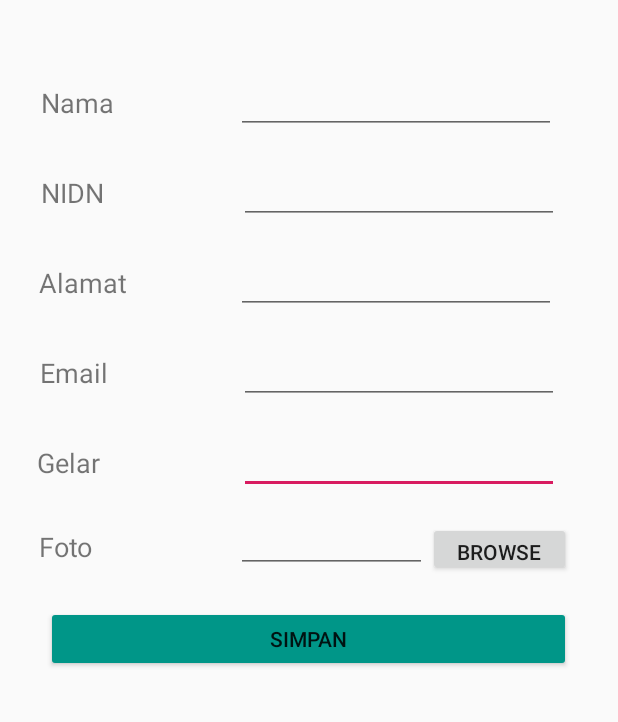
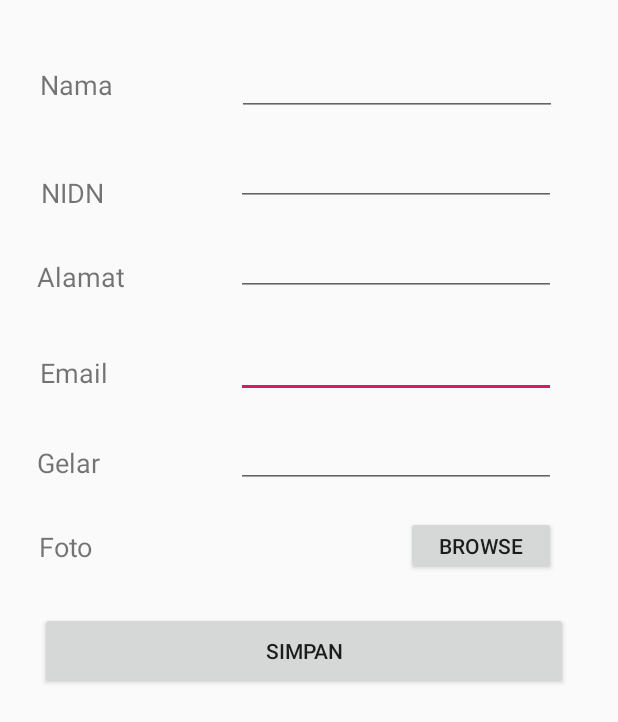
Before and after one commit to vlrntnsha13/TugasUTS, an Android app: the layout activity_crud_dosen.xml on its own in the app's theme, with its tools: preview values and no code run, on a phone screen of 412 x 824 dp. Shown: the top 722 px of the screen. Run offline under Robolectric (Android 15) with nearby library versions, the phone set to English and light mode, and no system bars.

Commit message:
Tugas API Dosen

```diff
--- a/app/build.gradle
+++ b/app/build.gradle
@@ -28,4 +28,9 @@ dependencies {
     androidTestImplementation 'androidx.test.espresso:espresso-core:3.2.0'
     implementation 'androidx.recyclerview:recyclerview:1.0.0'
     implementation 'androidx.cardview:cardview:1.0.0'
+    implementation 'com.squareup.retrofit2:retrofit:2.5.0'
+    implementation 'com.squareup.retrofit2:converter-gson:2.5.0'
+    implementation 'com.jakewharton.picasso:picasso2-okhttp3-downloader:1.1.0'
+    implementation 'com.squareup.picasso:picasso:2.5.2'
+
 }
--- a/app/src/main/AndroidManifest.xml
+++ b/app/src/main/AndroidManifest.xml
@@ -1,6 +1,9 @@
 <?xml version="1.0" encoding="utf-8"?>
 <manifest xmlns:android="http://schemas.android.com/apk/res/android"
     package="com.example.tugasuts">
+
+    <uses-permission android:name="android.permission.INTERNET"/>
+    <uses-permission android:name="android.permission.ACCESS_NETWORK_STATE" />
 
     <application
         android:allowBackup="true"
--- a/app/src/main/java/com/example/tugasuts/Adapter/MhsAdapter.java
+++ b/app/src/main/java/com/example/tugasuts/Adapter/MhsAdapter.java
@@ -56,8 +56,8 @@ public class MhsAdapter  extends RecyclerView.Adapter<MhsAdapter.ViewHolder> {
 
         public ViewHolder(View view){
             super(view);
-            imagemhsImage = view.findViewById(R.id.imagemhsImage);
-            txtNama = view.findViewById(R.id.txtNama);
+            imagemhsImage = view.findViewById(R.id.foto);
+            txtNama = view.findViewById(R.id.txtNamaMatkul);
             txtNim = view.findViewById(R.id.txtNim);
             txtEmail = view.findViewById(R.id.txtEmail);
             txtAlamat = view.findViewById(R.id.txtAlamat);
--- a/app/src/main/res/layout/activity_crud_dosen.xml
+++ b/app/src/main/res/layout/activity_crud_dosen.xml
@@ -6,35 +6,8 @@
     android:layout_height="match_parent"
     tools:context=".CrudDosenActivity">
 
-    <Button
-        android:id="@+id/button2"
-        android:layout_width="95dp"
-        android:layout_height="36dp"
-        android:layout_marginStart="8dp"
-        android:layout_marginTop="348dp"
-        android:layout_marginEnd="8dp"
-        android:text="browse"
-        app:layout_constraintEnd_toEndOf="parent"
-        app:layout_constraintHorizontal_bias="0.923"
-        app:layout_constraintStart_toStartOf="parent"
-        app:layout_constraintTop_toTopOf="parent" />
-
-    <EditText
-        android:id="@+id/gelar"
-        android:layout_width="wrap_content"
-        android:layout_height="wrap_content"
-        android:layout_marginStart="8dp"
-        android:layout_marginTop="284dp"
-        android:layout_marginEnd="8dp"
-        android:ems="10"
-        android:inputType="textPersonName"
-        app:layout_constraintEnd_toEndOf="parent"
-        app:layout_constraintHorizontal_bias="0.829"
-        app:layout_constraintStart_toStartOf="parent"
-        app:layout_constraintTop_toTopOf="parent" />
-
     <TextView
-        android:id="@+id/textView25"
+        android:id="@+id/tvgelar"
         android:layout_width="wrap_content"
         android:layout_height="wrap_content"
         android:layout_marginStart="8dp"
@@ -47,50 +20,8 @@
         app:layout_constraintStart_toStartOf="parent"
         app:layout_constraintTop_toTopOf="parent" />
 
-    <EditText
-        android:id="@+id/Nama"
-        android:layout_width="wrap_content"
-        android:layout_height="wrap_content"
-        android:layout_marginStart="8dp"
-        android:layout_marginTop="44dp"
-        android:layout_marginEnd="8dp"
-        android:ems="10"
-        android:inputType="textPersonName"
-        app:layout_constraintEnd_toEndOf="parent"
-        app:layout_constraintHorizontal_bias="0.818"
-        app:layout_constraintStart_toStartOf="parent"
-        app:layout_constraintTop_toTopOf="parent" />
-
-    <EditText
-        android:id="@+id/NIDN"
-        android:layout_width="wrap_content"
-        android:layout_height="wrap_content"
-        android:layout_marginStart="8dp"
-        android:layout_marginTop="104dp"
-        android:layout_marginEnd="8dp"
-        android:ems="10"
-        android:inputType="textPersonName"
-        app:layout_constraintEnd_toEndOf="parent"
-        app:layout_constraintHorizontal_bias="0.829"
-        app:layout_constraintStart_toStartOf="parent"
-        app:layout_constraintTop_toTopOf="parent" />
-
-    <EditText
-        android:id="@+id/alamat"
-        android:layout_width="wrap_content"
-        android:layout_height="wrap_content"
-        android:layout_marginStart="8dp"
-        android:layout_marginTop="164dp"
-        android:layout_marginEnd="8dp"
-        android:ems="10"
-        android:inputType="textPersonName"
-        app:layout_constraintEnd_toEndOf="parent"
-        app:layout_constraintHorizontal_bias="0.818"
-        app:layout_constraintStart_toStartOf="parent"
-        app:layout_constraintTop_toTopOf="parent" />
-
     <TextView
-        android:id="@+id/textView9"
+        android:id="@+id/tvemail"
         android:layout_width="wrap_content"
         android:layout_height="wrap_content"
         android:layout_marginStart="8dp"
@@ -103,28 +34,28 @@
         app:layout_constraintStart_toStartOf="parent"
         app:layout_constraintTop_toTopOf="parent" />
 
-    <Button
-        android:id="@+id/btnSimpan2"
-        android:layout_width="350dp"
-        android:layout_height="44dp"
+    <TextView
+        android:id="@+id/tvalamat"
+        android:layout_width="wrap_content"
+        android:layout_height="24dp"
         android:layout_marginStart="8dp"
-        android:layout_marginTop="404dp"
+        android:layout_marginTop="172dp"
         android:layout_marginEnd="8dp"
-        android:backgroundTint="#009688"
-        android:text="Simpan"
+        android:text="Alamat"
+        android:textSize="18sp"
         app:layout_constraintEnd_toEndOf="parent"
-        app:layout_constraintHorizontal_bias="0.488"
+        app:layout_constraintHorizontal_bias="0.05"
         app:layout_constraintStart_toStartOf="parent"
         app:layout_constraintTop_toTopOf="parent" />
 
     <TextView
-        android:id="@+id/textView21"
+        android:id="@+id/tvnama"
         android:layout_width="wrap_content"
         android:layout_height="wrap_content"
         android:layout_marginStart="8dp"
-        android:layout_marginTop="176dp"
+        android:layout_marginTop="44dp"
         android:layout_marginEnd="8dp"
-        android:text="Alamat"
+        android:text="Nama"
         android:textSize="18sp"
         app:layout_constraintEnd_toEndOf="parent"
         app:layout_constraintHorizontal_bias="0.054"
@@ -132,21 +63,7 @@
         app:layout_constraintTop_toTopOf="parent" />
 
     <TextView
-        android:id="@+id/textView22"
-        android:layout_width="wrap_content"
-        android:layout_height="wrap_content"
-        android:layout_marginStart="8dp"
-        android:layout_marginTop="56dp"
-        android:layout_marginEnd="8dp"
-        android:text="Nama"
-        android:textSize="18sp"
-        app:layout_constraintEnd_toEndOf="parent"
-        app:layout_constraintHorizontal_bias="0.055"
-        app:layout_constraintStart_toStartOf="parent"
-        app:layout_constraintTop_toTopOf="parent" />
-
-    <TextView
-        android:id="@+id/textView23"
+        android:id="@+id/tvnidn"
         android:layout_width="wrap_content"
         android:layout_height="wrap_content"
         android:layout_marginStart="8dp"
@@ -160,7 +77,7 @@
         app:layout_constraintTop_toTopOf="parent" />
 
     <TextView
-        android:id="@+id/textView24"
+        android:id="@+id/tvfoto"
         android:layout_width="wrap_content"
         android:layout_height="wrap_content"
         android:layout_marginStart="8dp"
@@ -174,31 +91,99 @@
         app:layout_constraintTop_toTopOf="parent" />
 
     <EditText
-        android:id="@+id/foto"
-        android:layout_width="127dp"
-        android:layout_height="34dp"
-        android:layout_marginStart="8dp"
-        android:layout_marginTop="348dp"
+        android:id="@+id/emailDosen"
+        android:layout_width="wrap_content"
+        android:layout_height="wrap_content"
+        android:layout_marginStart="148dp"
+        android:layout_marginTop="220dp"
         android:layout_marginEnd="8dp"
         android:ems="10"
         android:inputType="textPersonName"
         app:layout_constraintEnd_toEndOf="parent"
-        app:layout_constraintHorizontal_bias="0.555"
+        app:layout_constraintHorizontal_bias="0.214"
         app:layout_constraintStart_toStartOf="parent"
         app:layout_constraintTop_toTopOf="parent" />
 
     <EditText
-        android:id="@+id/email"
+        android:id="@+id/namaDosen"
         android:layout_width="wrap_content"
         android:layout_height="wrap_content"
         android:layout_marginStart="8dp"
-        android:layout_marginTop="224dp"
+        android:layout_marginTop="32dp"
         android:layout_marginEnd="8dp"
         android:ems="10"
-        android:inputType="textEmailAddress"
+        android:inputType="textPersonName"
         app:layout_constraintEnd_toEndOf="parent"
-        app:layout_constraintHorizontal_bias="0.829"
+        app:layout_constraintHorizontal_bias="0.694"
+        app:layout_constraintStart_toEndOf="@+id/tvnama"
+        app:layout_constraintTop_toTopOf="parent" />
+
+    <EditText
+        android:id="@+id/NIDN"
+        android:layout_width="wrap_content"
+        android:layout_height="wrap_content"
+        android:layout_marginStart="8dp"
+        android:layout_marginTop="92dp"
+        android:layout_marginEnd="8dp"
+        android:ems="10"
+        android:inputType="textPersonName"
+        app:layout_constraintEnd_toEndOf="parent"
+        app:layout_constraintHorizontal_bias="0.707"
+        app:layout_constraintStart_toEndOf="@+id/tvnidn"
+        app:layout_constraintTop_toTopOf="parent" />
+
+    <EditText
+        android:id="@+id/alamatDosen"
+        android:layout_width="wrap_content"
+        android:layout_height="wrap_content"
+        android:layout_marginStart="8dp"
+        android:layout_marginTop="152dp"
+        android:layout_marginEnd="8dp"
+        android:ems="10"
+        android:inputType="textPersonName"
+        app:layout_constraintEnd_toEndOf="parent"
+        app:layout_constraintHorizontal_bias="0.666"
+        app:layout_constraintStart_toEndOf="@+id/tvalamat"
+        app:layout_constraintTop_toTopOf="parent" />
+
+    <EditText
+        android:id="@+id/gelarDosen"
+        android:layout_width="wrap_content"
+        android:layout_height="wrap_content"
+        android:layout_marginStart="8dp"
+        android:layout_marginTop="280dp"
+        android:layout_marginEnd="8dp"
+        android:ems="10"
+        android:inputType="textPersonName"
+        app:layout_constraintEnd_toEndOf="parent"
+        app:layout_constraintHorizontal_bias="0.713"
+        app:layout_constraintStart_toEndOf="@+id/tvgelar"
+        app:layout_constraintTop_toTopOf="parent" />
+
+    <Button
+        android:id="@+id/btnSave"
+        android:layout_width="352dp"
+        android:layout_height="51dp"
+        android:layout_marginStart="8dp"
+        android:layout_marginTop="408dp"
+        android:layout_marginEnd="8dp"
+        android:text="Simpan"
+        app:layout_constraintEnd_toEndOf="parent"
+        app:layout_constraintHorizontal_bias="0.418"
         app:layout_constraintStart_toStartOf="parent"
         app:layout_constraintTop_toTopOf="parent" />
 
+    <Button
+        android:id="@+id/foto"
+        android:layout_width="100dp"
+        android:layout_height="39dp"
+        android:layout_marginStart="8dp"
+        android:layout_marginTop="344dp"
+        android:layout_marginEnd="8dp"
+        android:text="browse"
+        app:layout_constraintEnd_toEndOf="parent"
+        app:layout_constraintHorizontal_bias="0.858"
+        app:layout_constraintStart_toEndOf="@+id/tvfoto"
+        app:layout_constraintTop_toTopOf="parent" />
+
 </androidx.constraintlayout.widget.ConstraintLayout>
--- a/app/src/main/res/layout/activity_crud_krs.xml
+++ b/app/src/main/res/layout/activity_crud_krs.xml
@@ -76,7 +76,7 @@
         tools:text="ALPRO-1" />
 
     <EditText
-        android:id="@+id/nama2"
+        android:id="@+id/namaKRS"
         android:layout_width="wrap_content"
         android:layout_height="wrap_content"
         android:layout_marginStart="8dp"
--- a/app/src/main/res/layout/activity_crud_matkul.xml
+++ b/app/src/main/res/layout/activity_crud_matkul.xml
@@ -22,7 +22,7 @@
         tools:text="ALPRO-1" />
 
     <EditText
-        android:id="@+id/txtNama"
+        android:id="@+id/txtNamaMatkul"
         android:layout_width="wrap_content"
         android:layout_height="wrap_content"
         android:layout_marginStart="8dp"
--- a/app/src/main/res/layout/activity_crud_mhs.xml
+++ b/app/src/main/res/layout/activity_crud_mhs.xml
@@ -21,7 +21,7 @@
         app:layout_constraintTop_toTopOf="parent" />
 
     <EditText
-        android:id="@+id/alamat"
+        android:id="@+id/alamatMhs"
         android:layout_width="wrap_content"
         android:layout_height="wrap_content"
         android:layout_marginStart="8dp"
@@ -77,7 +77,7 @@
         app:layout_constraintTop_toTopOf="parent" />
 
     <EditText
-        android:id="@+id/txtNama"
+        android:id="@+id/txtNamaMatkul"
         android:layout_width="wrap_content"
         android:layout_height="wrap_content"
         android:layout_marginStart="8dp"
--- a/app/src/main/res/layout/activity_data_dosen.xml
+++ b/app/src/main/res/layout/activity_data_dosen.xml
@@ -13,7 +13,11 @@
         android:layout_marginStart="8dp"
         android:layout_marginTop="8dp"
         android:layout_marginEnd="8dp"
+        android:layout_marginBottom="8dp"
+        app:layout_constraintBottom_toBottomOf="parent"
         app:layout_constraintEnd_toEndOf="parent"
+        app:layout_constraintHorizontal_bias="1.0"
         app:layout_constraintStart_toStartOf="parent"
-        app:layout_constraintTop_toTopOf="parent" />
+        app:layout_constraintTop_toTopOf="parent"
+        app:layout_constraintVertical_bias="0.0" />
 </androidx.constraintlayout.widget.ConstraintLayout>
--- a/app/src/main/res/layout/card_view_krs.xml
+++ b/app/src/main/res/layout/card_view_krs.xml
@@ -6,7 +6,8 @@
 
     <androidx.constraintlayout.widget.ConstraintLayout
         android:layout_width="match_parent"
-        android:layout_height="wrap_content">
+        android:layout_height="match_parent"
+        android:scrollbarSize="2dp">
 
         <TextView
             android:id="@+id/txtDosen"
```
Also changed, not shown: app/src/main/java/com/example/tugasuts/Adapter/DosenAdapter.java (+16 -5 lines), app/src/main/java/com/example/tugasuts/CrudDosenActivity.java (+53 -5 lines), app/src/main/java/com/example/tugasuts/DaftarKRSActivity.java (+8 -0 lines), app/src/main/java/com/example/tugasuts/DataDosenActivity.java (+37 -11 lines), app/src/main/java/com/example/tugasuts/Model/Dosen.java (+46 -12 lines), app/src/main/res/layout/activity_daftar_krs.xml (+7 -1 lines), app/src/main/res/layout/card_view_dosen.xml (+14 -9 lines), app/src/main/res/layout/card_view_mhs.xml (+4 -4 lines).
